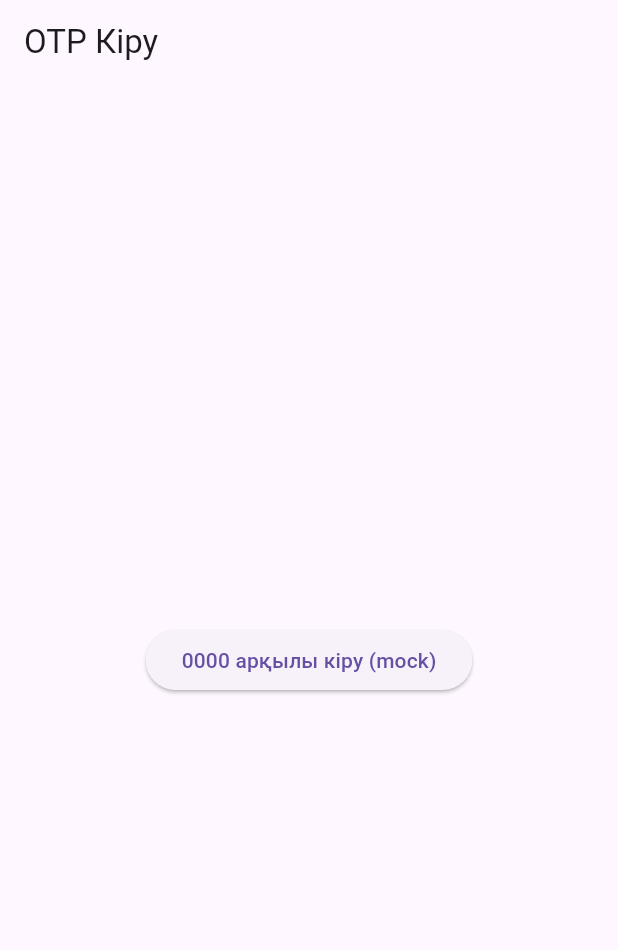
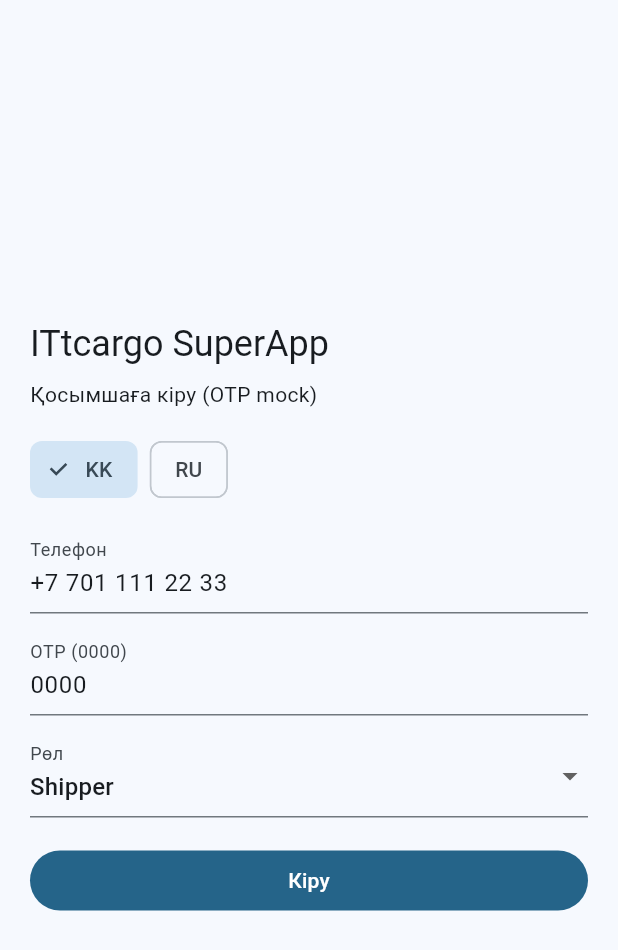
Before and after one commit to alimikh04/Sualt, a Flutter app: the screen it shows after launch, on a phone screen of 412 x 824 dp. Shown: the top 950 px of the screen. Run offline on Flutter 3.47's test engine with Material 3 defaults, Android fonts, the light colour scheme and no system bars.

Commit message:
feat: build mobile app flow with role-based navigation and core screens

```diff
--- a/mobile/lib/main.dart
+++ b/mobile/lib/main.dart
@@ -1,17 +1,35 @@
 import 'package:flutter/material.dart';
 import 'screens/login_screen.dart';
 
-void main() => runApp(const ITtcargoApp());
+void main() {
+  runApp(const ITtcargoApp());
+}
 
-class ITtcargoApp extends StatelessWidget {
+class ITtcargoApp extends StatefulWidget {
   const ITtcargoApp({super.key});
+
+  @override
+  State<ITtcargoApp> createState() => _ITtcargoAppState();
+}
+
+class _ITtcargoAppState extends State<ITtcargoApp> {
+  Locale _locale = const Locale('kk');
+
+  void _switchLocale(Locale locale) {
+    setState(() => _locale = locale);
+  }
 
   @override
   Widget build(BuildContext context) {
     return MaterialApp(
-      title: 'ITtcargo',
-      locale: const Locale('kk'),
-      home: const LoginScreen(),
+      title: 'ITtcargo App',
+      debugShowCheckedModeBanner: false,
+      locale: _locale,
+      theme: ThemeData(
+        useMaterial3: true,
+        colorSchemeSeed: const Color(0xFF0EA5E9),
+      ),
+      home: LoginScreen(onLocaleChange: _switchLocale, currentLocale: _locale),
     );
   }
 }
--- a/mobile/lib/screens/login_screen.dart
+++ b/mobile/lib/screens/login_screen.dart
@@ -1,20 +1,95 @@
 import 'package:flutter/material.dart';
 import 'role_home_screen.dart';
 
-class LoginScreen extends StatelessWidget {
-  const LoginScreen({super.key});
+enum UserRole { shipper, driver, carrierAdmin, corporate }
+
+class LoginScreen extends StatefulWidget {
+  const LoginScreen({
+    super.key,
+    required this.onLocaleChange,
+    required this.currentLocale,
+  });
+
+  final void Function(Locale) onLocaleChange;
+  final Locale currentLocale;
+
+  @override
+  State<LoginScreen> createState() => _LoginScreenState();
+}
+
+class _LoginScreenState extends State<LoginScreen> {
+  final _phoneCtrl = TextEditingController(text: '+7 701 111 22 33');
+  final _otpCtrl = TextEditingController(text: '0000');
+  UserRole _selectedRole = UserRole.shipper;
+
+  String _label(String kk, String ru) => widget.currentLocale.languageCode == 'kk' ? kk : ru;
 
   @override
   Widget build(BuildContext context) {
     return Scaffold(
-      appBar: AppBar(title: const Text('OTP Кіру')),
-      body: Center(
-        child: ElevatedButton(
-          onPressed: () => Navigator.push(
-            context,
-            MaterialPageRoute(builder: (_) => const RoleHomeScreen()),
+      body: SafeArea(
+        child: Center(
+          child: SingleChildScrollView(
+            padding: const EdgeInsets.all(20),
+            child: ConstrainedBox(
+              constraints: const BoxConstraints(maxWidth: 420),
+              child: Column(
+                crossAxisAlignment: CrossAxisAlignment.start,
+                children: [
+                  Text('ITtcargo SuperApp', style: Theme.of(context).textTheme.headlineSmall),
+                  const SizedBox(height: 8),
+                  Text(_label('Қосымшаға кіру (OTP mock)', 'Вход в приложение (OTP mock)')),
+                  const SizedBox(height: 16),
+                  Row(
+                    children: [
+                      ChoiceChip(
+                        label: const Text('KK'),
+                        selected: widget.currentLocale.languageCode == 'kk',
+                        onSelected: (_) => widget.onLocaleChange(const Locale('kk')),
+                      ),
+                      const SizedBox(width: 8),
+                      ChoiceChip(
+                        label: const Text('RU'),
+                        selected: widget.currentLocale.languageCode == 'ru',
+                        onSelected: (_) => widget.onLocaleChange(const Locale('ru')),
+                      ),
+                    ],
+                  ),
+                  const SizedBox(height: 16),
+                  TextField(controller: _phoneCtrl, decoration: InputDecoration(labelText: _label('Телефон', 'Телефон'))),
+                  const SizedBox(height: 12),
+                  TextField(controller: _otpCtrl, decoration: const InputDecoration(labelText: 'OTP (0000)')),
+                  const SizedBox(height: 12),
+                  DropdownButtonFormField<UserRole>(
+                    value: _selectedRole,
+                    decoration: InputDecoration(labelText: _label('Рөл', 'Роль')),
+                    items: const [
+                      DropdownMenuItem(value: UserRole.shipper, child: Text('Shipper')),
+                      DropdownMenuItem(value: UserRole.driver, child: Text('Driver')),
+                      DropdownMenuItem(value: UserRole.carrierAdmin, child: Text('Carrier Admin')),
+                      DropdownMenuItem(value: UserRole.corporate, child: Text('Corporate')),
+                    ],
+                    onChanged: (v) => setState(() => _selectedRole = v ?? UserRole.shipper),
+                  ),
+                  const SizedBox(height: 18),
+                  SizedBox(
+                    width: double.infinity,
+                    child: FilledButton(
+                      onPressed: () {
+                        Navigator.pushReplacement(
+                          context,
+                          MaterialPageRoute(
+                            builder: (_) => RoleHomeScreen(role: _selectedRole, locale: widget.currentLocale),
+                          ),
+                        );
+                      },
+                      child: Text(_label('Кіру', 'Войти')),
+                    ),
+                  )
+                ],
+              ),
+            ),
           ),
-          child: const Text('0000 арқылы кіру (mock)'),
         ),
       ),
     );
```
Also changed, not shown: mobile/lib/screens/order_create_screen.dart (added, +65 -0 lines), mobile/lib/screens/order_tracking_screen.dart (added, +46 -0 lines), mobile/lib/screens/profile_screen.dart (added, +54 -0 lines), mobile/lib/screens/role_home_screen.dart (+37 -10 lines), mobile/lib/screens/wallet_screen.dart (added, +38 -0 lines), 1 other file.
